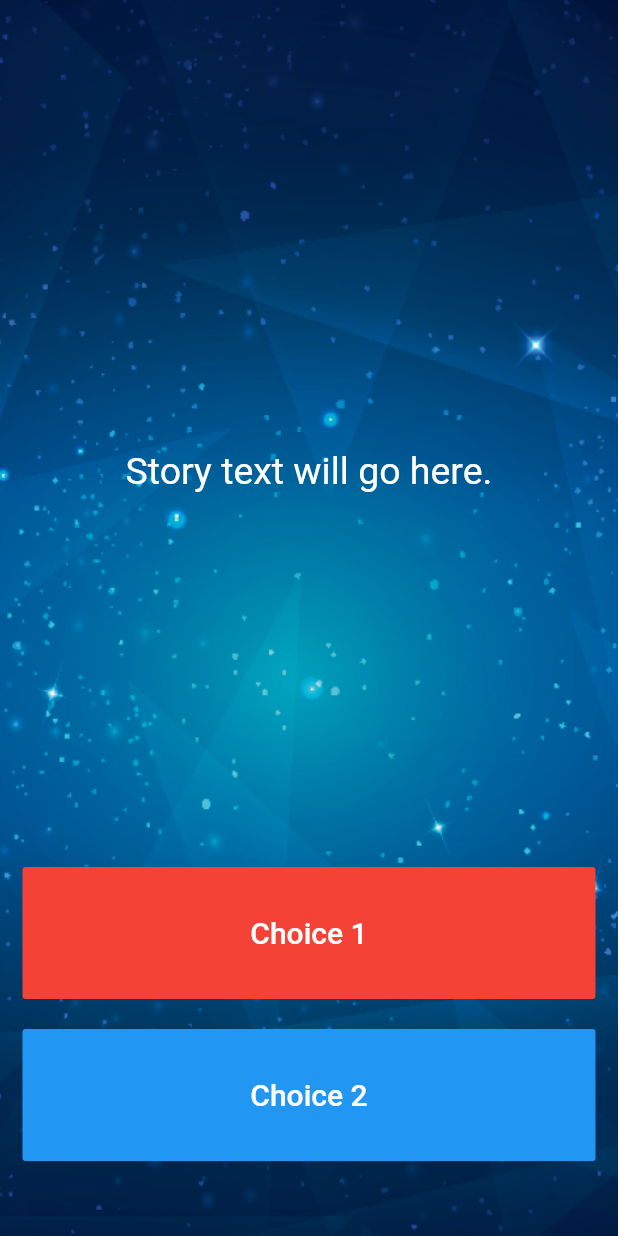
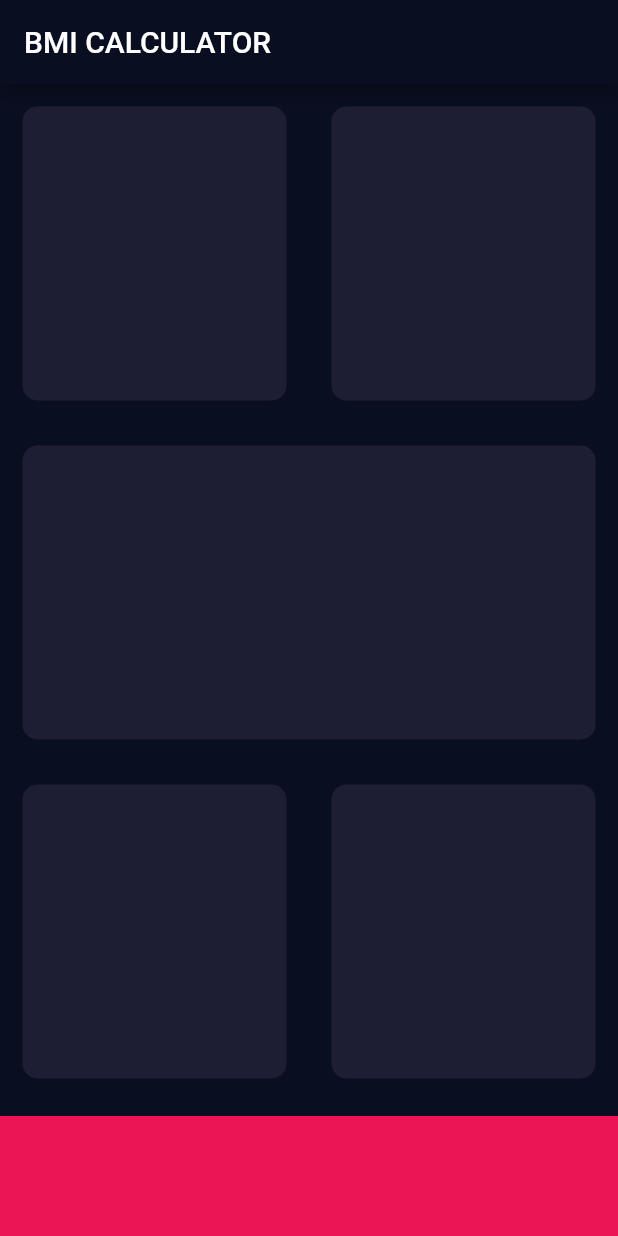
Before and after one commit to tarikuzzamantito/WebProjects, a Flutter app: the screen it shows after launch, on a phone screen of 412 x 824 dp. Run offline on Flutter 3.47's test engine with Material 2 defaults, Android fonts, the light colour scheme and no system bars; our stand-ins replace audioplayers, rflutter_alert.

Commit message:
Adarsho Abashon 304

```diff
--- /dev/null
+++ b/lib/bmi_calculator/input_page.dart
@@ -0,0 +1,75 @@
+import 'package:flutter/material.dart';
+
+const activeCardColor = Color(0xFF1D1E33);
+const bottomContainerColor = Color(0xFFEB1555);
+
+class InputPage extends StatefulWidget {
+  @override
+  _InputPageState createState() => _InputPageState();
+}
+
+class _InputPageState extends State<InputPage> {
+  @override
+  Widget build(BuildContext context) {
+    return Scaffold(
+      appBar: AppBar(
+        title: Text('BMI CALCULATOR'),
+      ),
+      body: Column(
+        children: <Widget>[
+          Expanded(
+            child: Row(
+              children: <Widget>[
+                Expanded(
+                  child: ReusableCard(colour: activeCardColor),
+                ),
+                Expanded(
+                  child: ReusableCard(colour: activeCardColor),
+                ),
+              ],
+            ),
+          ),
+          Expanded(
+            child: ReusableCard(colour: activeCardColor),
+          ),
+          Expanded(
+            child: Row(
+              children: <Widget>[
+                Expanded(
+                  child: ReusableCard(colour: activeCardColor),
+                ),
+                Expanded(
+                  child: ReusableCard(colour: activeCardColor),
+                ),
+              ],
+            ),
+          ),
+          Container(
+            color: bottomContainerColor,
+            margin: EdgeInsets.only(top: 10.0),
+            width: double.infinity,
+            height: 80.0,
+          )
+        ],
+      ),
+    );
+  }
+}
+
+class ReusableCard extends StatelessWidget {
+  final Color colour;
+  //final double width;
+  //final double height;
+  ReusableCard({@required this.colour});
+
+  @override
+  Widget build(BuildContext context) {
+    return Container(
+      margin: EdgeInsets.all(15.0),
+      decoration: BoxDecoration(
+        borderRadius: BorderRadius.circular(10.0),
+        color: colour,
+      ),
+    );
+  }
+}
--- a/lib/destini/story.dart
+++ b/lib/destini/story.dart
@@ -5,5 +5,5 @@ class Story {
   String choice1;
   String choice2;
 //TODO: Step 4 - Create a Constructor for this class to be able to initialise the properties created in step 3.
-  Story(this.storyTitle, this.choice1, this.choice2);
+  Story({this.storyTitle, this.choice1, this.choice2});
 }
--- a/lib/main.dart
+++ b/lib/main.dart
@@ -1,102 +1,19 @@
+import 'package:dev_udemy_angelayu/bmi_calculator/input_page.dart';
 import 'package:flutter/material.dart';
 
-//TODO: Step 15 - Run the app and see if you can see the screen update with the first story. Delete this TODO if it looks as you expected.
+void main() => runApp(BMICalculator());
 
-void main() => runApp(Destini());
-
-class Destini extends StatelessWidget {
+class BMICalculator extends StatelessWidget {
   Widget build(BuildContext context) {
     return MaterialApp(
-      theme: ThemeData.dark(),
-      home: StoryPage(),
+      theme: ThemeData.dark().copyWith(
+        primaryColor: Color(0xFF0A0E21),
+        scaffoldBackgroundColor: Color(0xFF0A0E21),
+      ),
+      home: InputPage(),
     );
   }
 }
-
-//TODO: Step 9 - Create a new storyBrain object from the StoryBrain class.
-
-class StoryPage extends StatefulWidget {
-  _StoryPageState createState() => _StoryPageState();
-}
-
-class _StoryPageState extends State<StoryPage> {
-  @override
-  Widget build(BuildContext context) {
-    return Scaffold(
-      body: Container(
-        //TODO: Step 1 - Add background.png to this Container as a background image.
-        decoration: BoxDecoration(
-          image: DecorationImage(
-              image: AssetImage('images/background.png'), fit: BoxFit.cover),
-        ),
-        padding: EdgeInsets.symmetric(vertical: 50.0, horizontal: 15.0),
-        constraints: BoxConstraints.expand(),
-        child: SafeArea(
-          child: Column(
-            crossAxisAlignment: CrossAxisAlignment.stretch,
-            children: <Widget>[
-              Expanded(
-                flex: 12,
-                child: Center(
-                  child: Text(
-                    //TODO: Step 10 - use the storyBrain to get the first story title and display it in this Text Widget.
-                    'Story text will go here.',
-                    style: TextStyle(
-                      fontSize: 25.0,
-                    ),
-                  ),
-                ),
-              ),
-              Expanded(
-                flex: 2,
-                child: FlatButton(
-                  onPressed: () {
-                    //Choice 1 made by user.
-                    //TODO: Step 18 - Call the nextStory() method from storyBrain and pass the number 1 as the choice made by the user.
-                  },
-                  color: Colors.red,
-                  child: Text(
-                    //TODO: Step 13 - Use the storyBrain to get the text for choice 1.
-                    'Choice 1',
-                    style: TextStyle(
-                      fontSize: 20.0,
-                    ),
-                  ),
-                ),
-              ),
-              SizedBox(
-                height: 20.0,
-              ),
-              Expanded(
-                flex: 2,
-                //TODO: Step 26 - Use a Flutter Visibility Widget to wrap this FlatButton.
-                //TODO: Step 28 - Set the "visible" property of the Visibility Widget to equal the output from the buttonShouldBeVisible() method in the storyBrain.
-                child: FlatButton(
-                  onPressed: () {
-                    //Choice 2 made by user.
-                    //TODO: Step 19 - Call the nextStory() method from storyBrain and pass the number 2 as the choice made by the user.
-                  },
-                  color: Colors.blue,
-                  child: Text(
-                    //TODO: Step 14 - Use the storyBrain to get the text for choice 2.
-                    'Choice 2',
-                    style: TextStyle(
-                      fontSize: 20.0,
-                    ),
-                  ),
-                ),
-              ),
-            ],
-          ),
-        ),
-      ),
-    );
-  }
-}
-
-//TODO: Step 24 - Run the app and try to figure out what code you need to add to this file to make the story change when you press on the choice buttons.
-
-//TODO: Step 29 - Run the app and test it against the Story Outline to make sure you've completed all the steps. The code for the completed app can be found here: https://github.com/londonappbrewery/destini-challenge-completed/
 
 class MyApp extends StatelessWidget {
   @override
```
Also changed, not shown: lib/destini/destini_main.dart (added, +110 -0 lines), lib/destini/story_brain.dart (+78 -39 lines).
